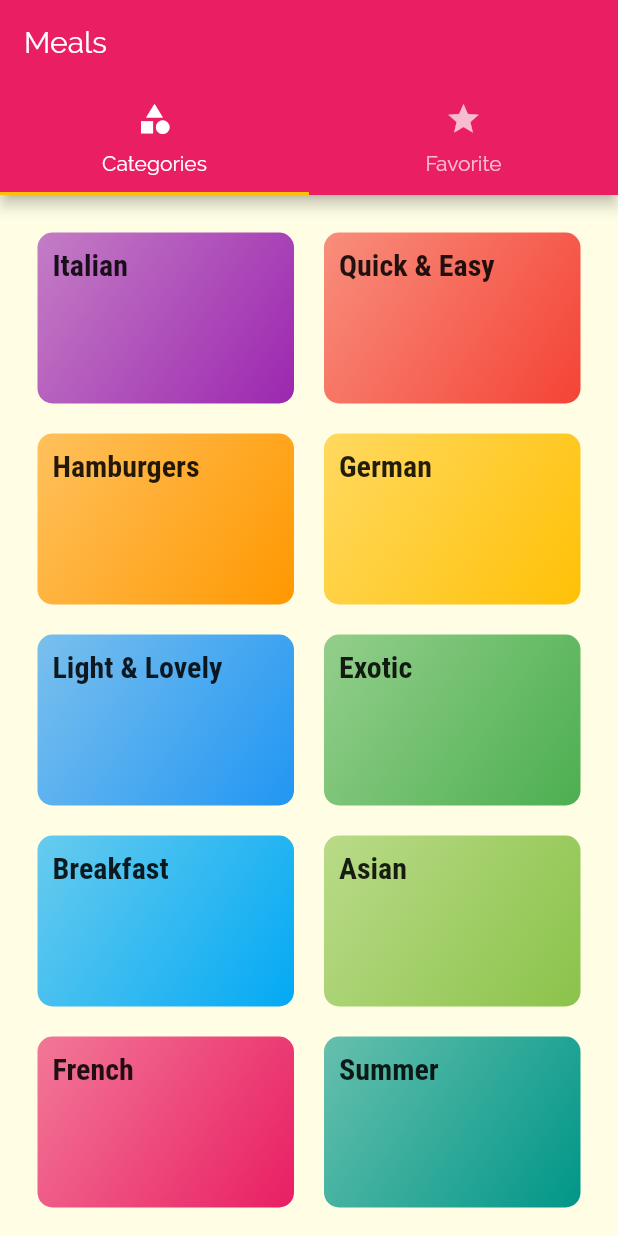
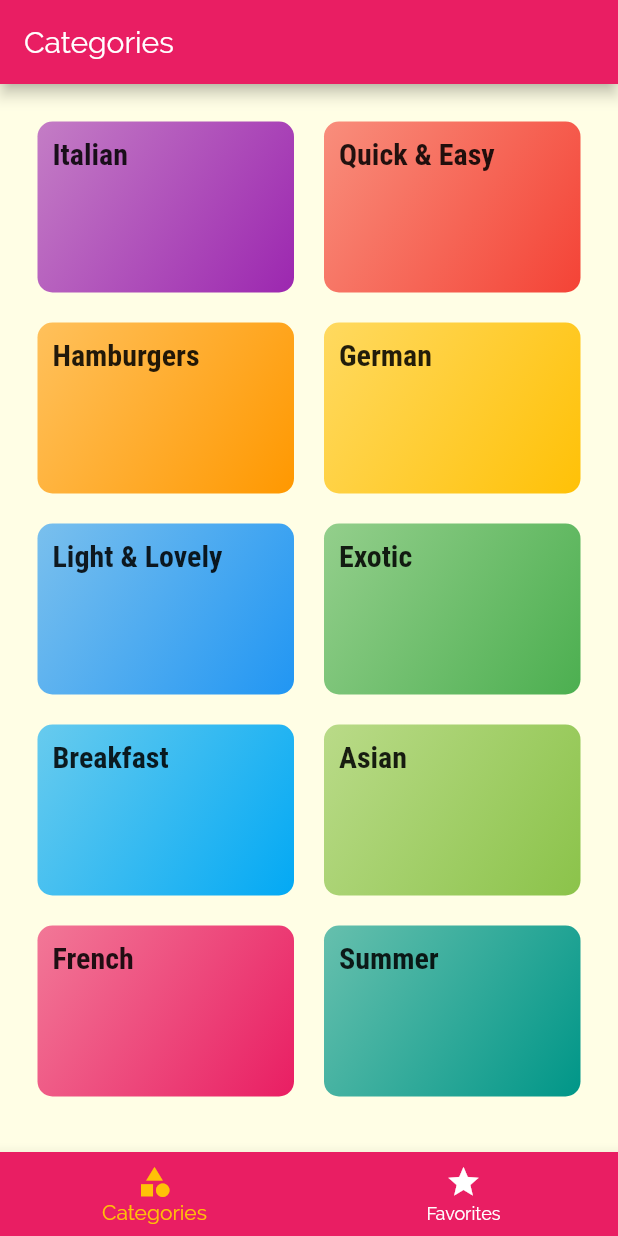
Before and after one commit to asonni/meals_app, a Flutter app: the screen it shows after launch, on a phone screen of 412 x 824 dp. Run offline on Flutter 3.47's test engine with Material 2 defaults, Android fonts, the phone set to English and light mode, and no system bars.

```diff
--- a/lib/screens/tabs_screen.dart
+++ b/lib/screens/tabs_screen.dart
@@ -10,39 +10,56 @@ class TabsScreen extends StatefulWidget {
 }
 
 class _TabsScreenState extends State<TabsScreen> {
+  final List<Map<String, Object>> _pages = [
+    {
+      'page': CategoriesScreen(),
+      'title': 'Categories',
+    },
+    {
+      'page': FavoritesScreen(),
+      'title': 'Your Favorites',
+    },
+  ];
+  int _selectedPageIndex = 0;
+
+  void _selectPage(int index) {
+    setState(() {
+      _selectedPageIndex = index;
+    });
+  }
+
   @override
   Widget build(BuildContext context) {
-    return DefaultTabController(
-      length: 2,
-      // initialIndex: 0,
-      child: Scaffold(
+    return Scaffold(
       appBar: AppBar(
         title: Text(
-            'Meals',
+          _pages[_selectedPageIndex]['title'],
         ),
-          bottom: TabBar(
-            tabs: <Widget>[
-              Tab(
-                icon: Icon(
-                  Icons.category,
       ),
-                text: 'Categories',
+      body: _pages[_selectedPageIndex]['page'],
+      bottomNavigationBar: BottomNavigationBar(
+        onTap: _selectPage,
+        backgroundColor: Theme.of(context).primaryColor,
+        unselectedItemColor: Colors.white,
+        selectedItemColor: Theme.of(context).accentColor,
+        currentIndex: _selectedPageIndex,
+        type: BottomNavigationBarType.fixed,
+        items: [
+          BottomNavigationBarItem(
+            backgroundColor: Theme.of(context).primaryColor,
+            icon: Icon(Icons.category),
+            title: Text(
+              'Categories',
             ),
-              Tab(
-                icon: Icon(
-                  Icons.star,
           ),
-                text: 'Favorite',
+          BottomNavigationBarItem(
+            backgroundColor: Theme.of(context).primaryColor,
+            icon: Icon(Icons.star),
+            title: Text(
+              'Favorites',
+            ),
           ),
         ],
-          ),
-        ),
-        body: TabBarView(
-          children: <Widget>[
-            CategoriesScreen(),
-            FavoritesScreen(),
-          ],
-        ),
       ),
     );
   }
```
Lines whose indentation alone changed are shown as unchanged.
